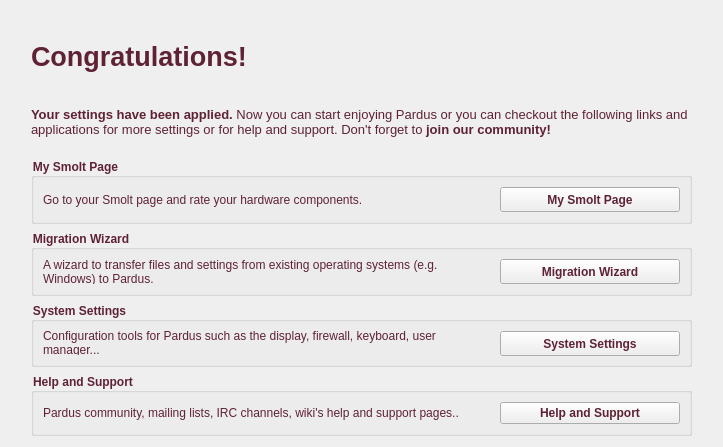
The window that kde/kaptan/src/gui/goodbyeWidget.ui (pars-linux/uludag) describes before a commit, drawn with Qt 5.
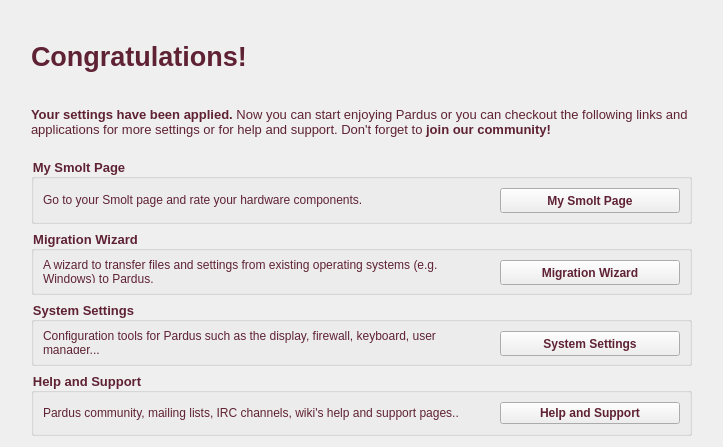
The same window after the commit.

Diff of the .ui file:
```diff
--- a/kde/kaptan/src/gui/goodbyeWidget.ui
+++ b/kde/kaptan/src/gui/goodbyeWidget.ui
@@ -140,6 +140,7 @@
         <widget class="QGroupBox" name="smoltGroupBox">
          <property name="font">
           <font>
+           <pointsize>10</pointsize>
            <weight>75</weight>
            <bold>true</bold>
            <underline>false</underline>
@@ -235,6 +236,7 @@
         <widget class="QGroupBox" name="migrationGroupBox">
          <property name="font">
           <font>
+           <pointsize>10</pointsize>
            <weight>75</weight>
            <bold>true</bold>
            <underline>false</underline>
@@ -330,6 +332,7 @@
         <widget class="QGroupBox" name="groupBox">
          <property name="font">
           <font>
+           <pointsize>10</pointsize>
            <weight>75</weight>
            <bold>true</bold>
            <underline>false</underline>
@@ -425,6 +428,7 @@
         <widget class="QGroupBox" name="groupBox_2">
          <property name="font">
           <font>
+           <pointsize>10</pointsize>
            <weight>75</weight>
            <bold>true</bold>
           </font>
```
Left out of the diff: 2 changed lines with no effect on the pictures.
